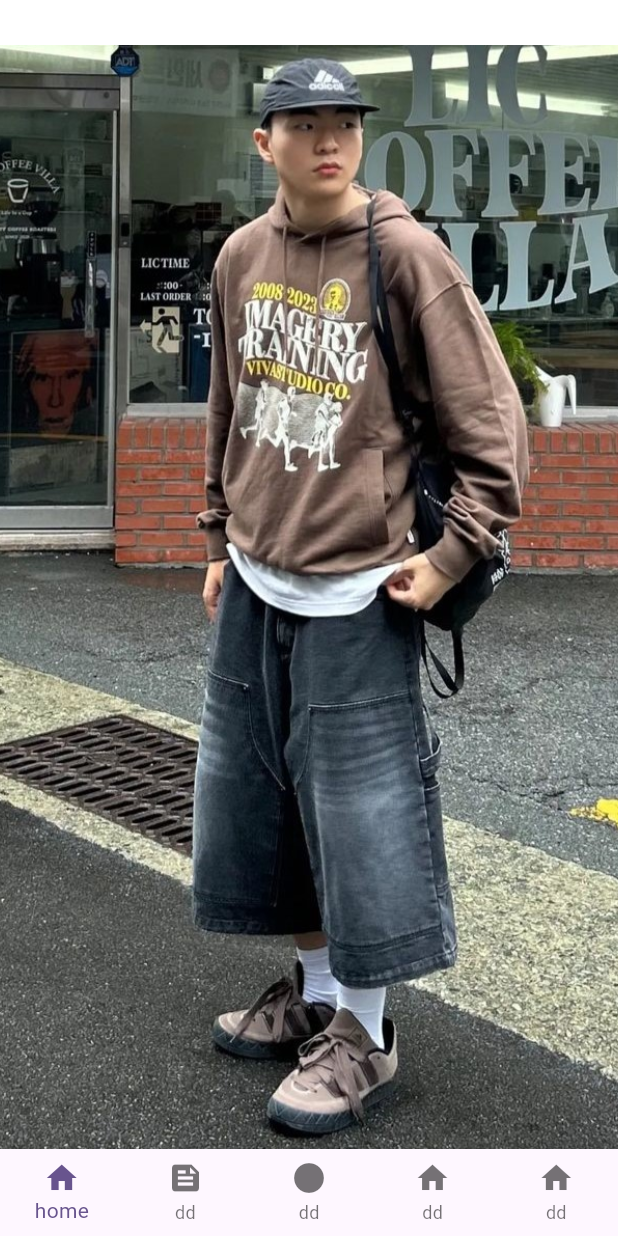
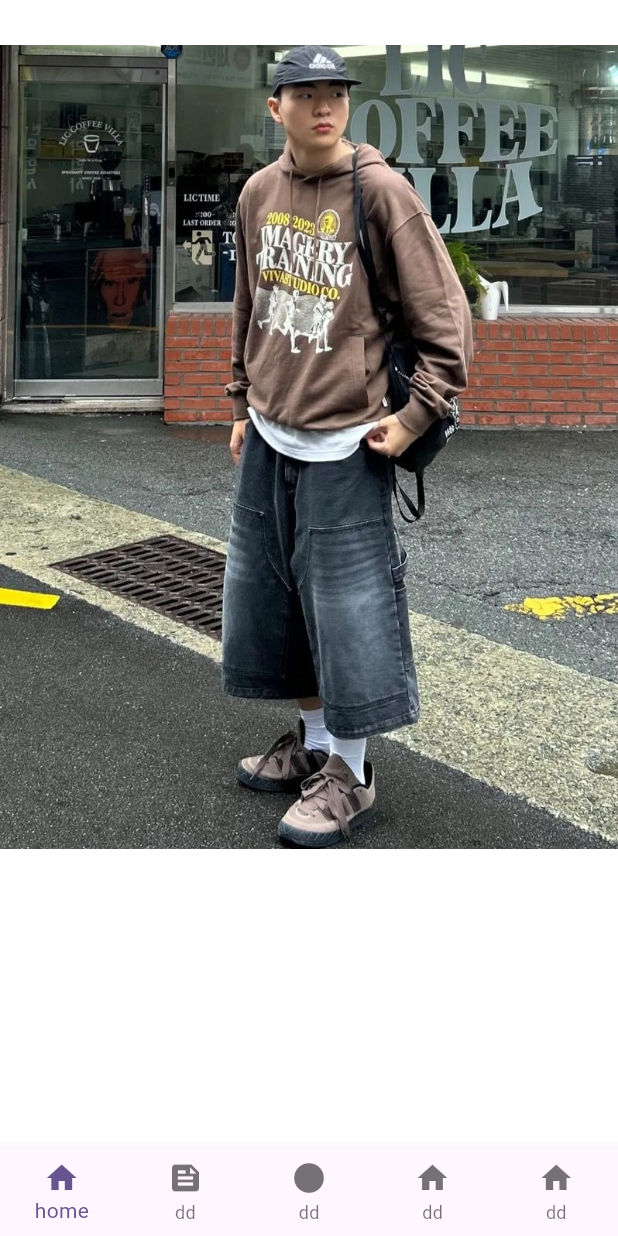
Before and after one commit to alstlr1927/showny_prototype, a Flutter app: the screen it shows after launch, on a phone screen of 412 x 824 dp. Run offline on Flutter 3.47's test engine with Material 3 defaults, Android fonts, the phone set to English and light mode, and no system bars; our stand-ins replace blur, carousel_slider, fluttertoast, video_player; missing offline and left inert: camerawesome.

Commit message:
[Fix] style up empty area height modify

```diff
--- a/lib/main/test_screen.dart
+++ b/lib/main/test_screen.dart
@@ -35,7 +35,7 @@
               body: Stack(
                 children: [
                   PageView(
-                    physics: const NeverScrollableScrollPhysics(),
+                    // physics: const NeverScrollableScrollPhysics(),
                     controller: prov.pageController,
                     onPageChanged: prov.setTab,
                     allowImplicitScrolling: true,
--- a/lib/styleup/styleup.dart
+++ b/lib/styleup/styleup.dart
@@ -126,9 +126,9 @@
                               ),
                             ),
                             if (widget.imagePath.length > 1) ...{
-                              // Container(
-                              //   height: 250,
-                              // ),
+                              Container(
+                                height: 200,
+                              ),
                             },
                           ],
                         ),
```
Also changed, not shown: 2 other files.
